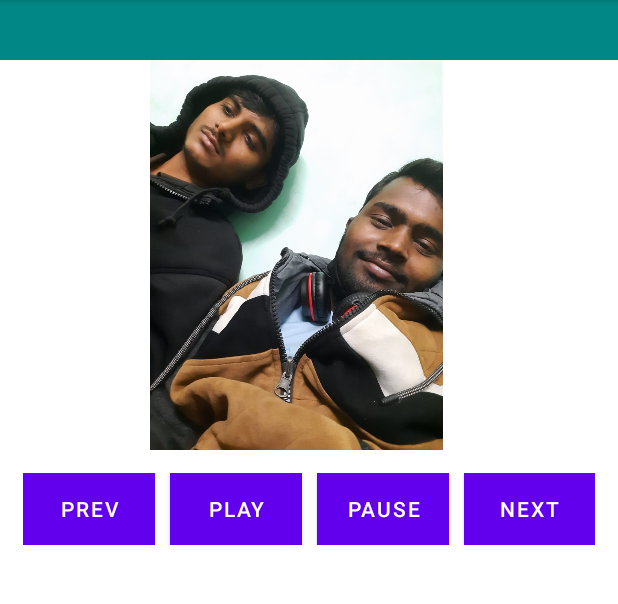
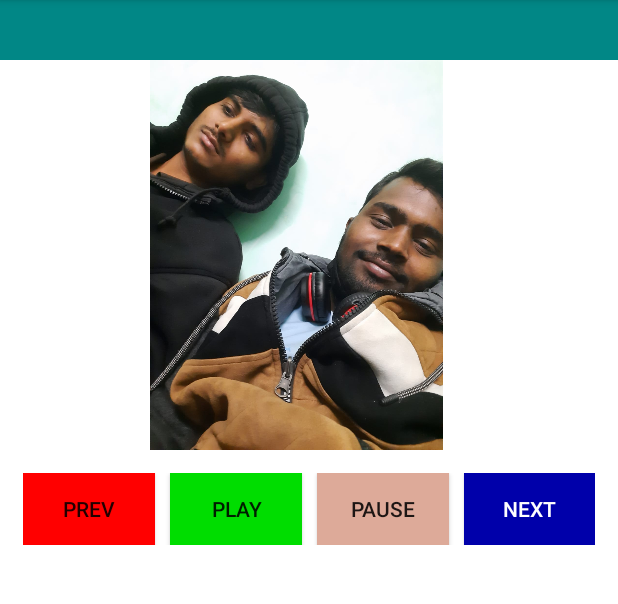
Before and after one commit to subhash7827/Empire, an Android app: the screen it shows after launch (MainActivity), on a phone screen of 412 x 824 dp, the part 84-688 px from its top. Run offline under Robolectric (Android 15) with nearby library versions, the phone set to English and light mode, and no system bars.

Commit message:
Activity xml button background updated

```diff
--- a/app/src/main/res/layout/activity_main.xml
+++ b/app/src/main/res/layout/activity_main.xml
@@ -45,7 +45,7 @@
         android:layout_gravity="center_horizontal"
 
         >
-        <Button
+        <androidx.appcompat.widget.AppCompatButton
             android:text="@string/prev"
             android:id="@+id/prev"
             android:layout_width="wrap_content"
@@ -55,7 +55,7 @@
             android:layout_marginEnd="10dp"
             app:srcCompat="@android:drawable/ic_media_previous" />
 
-        <Button
+        <androidx.appcompat.widget.AppCompatButton
             android:id="@+id/play"
             android:layout_width="wrap_content"
             android:layout_height="wrap_content"
@@ -65,7 +65,7 @@
             android:layout_marginEnd="10dp"
             app:srcCompat="@android:drawable/ic_media_play" />
 
-        <Button
+        <androidx.appcompat.widget.AppCompatButton
             android:text="@string/pause"
             android:id="@+id/pause"
             android:layout_width="wrap_content"
@@ -74,13 +74,14 @@
             android:background="#ddaa99"
             android:layout_marginEnd="10dp"
             app:srcCompat="@android:drawable/ic_media_pause" />
-        <Button
+        <androidx.appcompat.widget.AppCompatButton
             android:id="@+id/next"
             android:text="@string/next"
             android:layout_width="wrap_content"
             android:layout_height="wrap_content"
             android:onClick="musicnext"
             android:background="#0000aa"
+            android:textColor="@color/white"
             app:srcCompat="@android:drawable/ic_media_next" />
 
 
```
